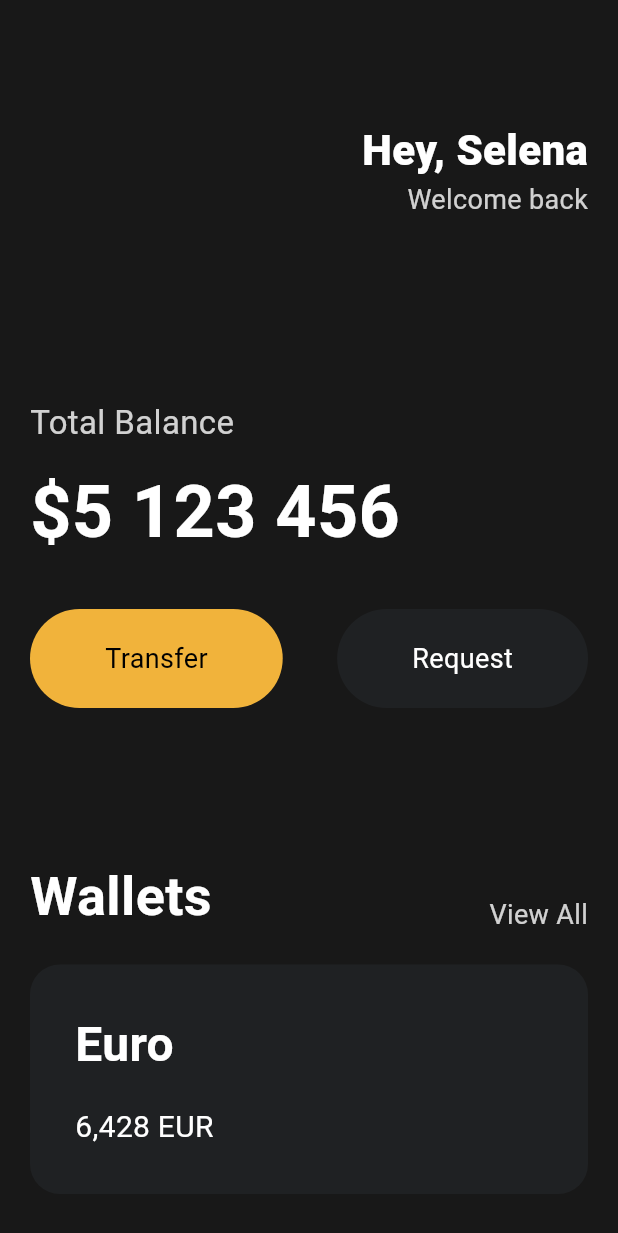
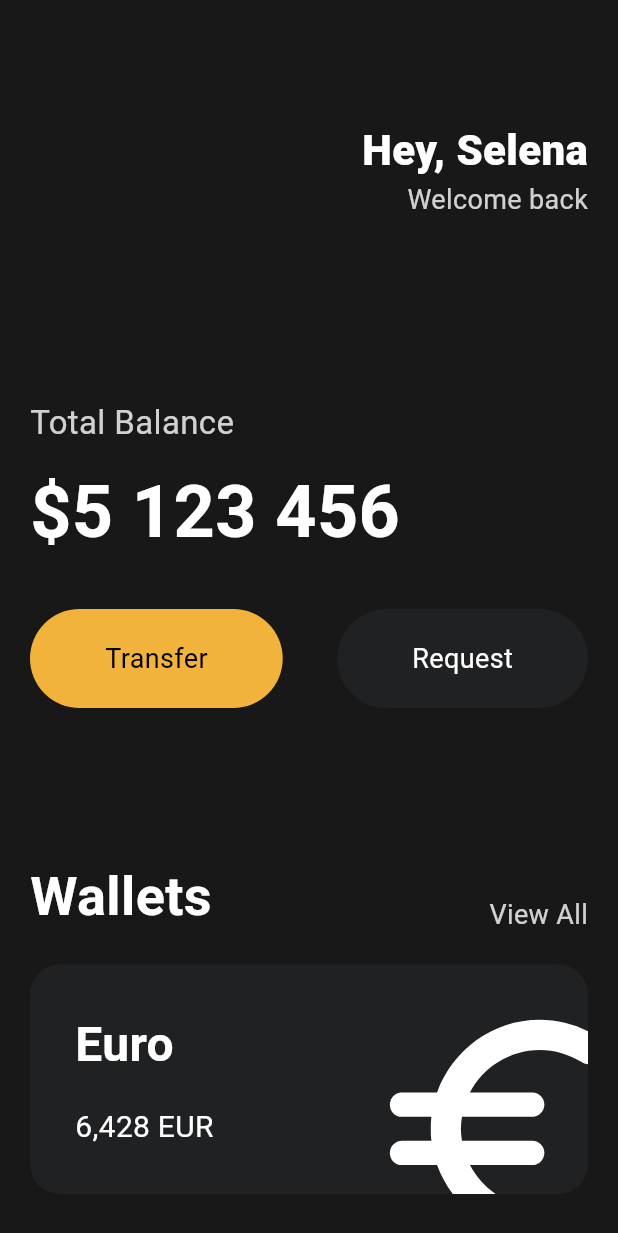
Before and after one commit to judoree/tooflix, a Flutter app: the screen it shows after launch, on a phone screen of 412 x 824 dp. Shown: the top 1233 px of the screen. Run offline on Flutter 3.47's test engine with Material 3 defaults, Android fonts, the light colour scheme and no system bars.

Commit message:
Icons and Transforms

```diff
--- a/lib/main.dart
+++ b/lib/main.dart
@@ -115,15 +115,18 @@ class App extends StatelessWidget {
                 height: 20,
               ),
               Container(
+                clipBehavior:
+                    Clip.hardEdge, //Container 로 하금 어떻게 동작하게끔 할건지 알려주는 장치
                 decoration: BoxDecoration(
                   color: const Color(0xFF1f2123),
                   borderRadius: BorderRadius.circular(20),
                 ),
-                child: const Padding(
-                  padding: EdgeInsets.all(30),
+                child: Padding(
+                  padding: const EdgeInsets.all(30),
                   child: Row(
+                    mainAxisAlignment: MainAxisAlignment.spaceBetween,
                     children: [
-                      Column(
+                      const Column(
                         crossAxisAlignment: CrossAxisAlignment.start,
                         children: [
                           Text(
@@ -160,6 +163,17 @@ class App extends StatelessWidget {
                           ),
                         ],
                       ),
+                      Transform.scale(
+                        scale: 2.2,
+                        child: Transform.translate(
+                          offset: const Offset(8, 15),
+                          child: const Icon(
+                            Icons.euro_rounded,
+                            color: Colors.white,
+                            size: 88,
+                          ),
+                        ),
+                      )
                     ],
                   ),
                 ),
```
